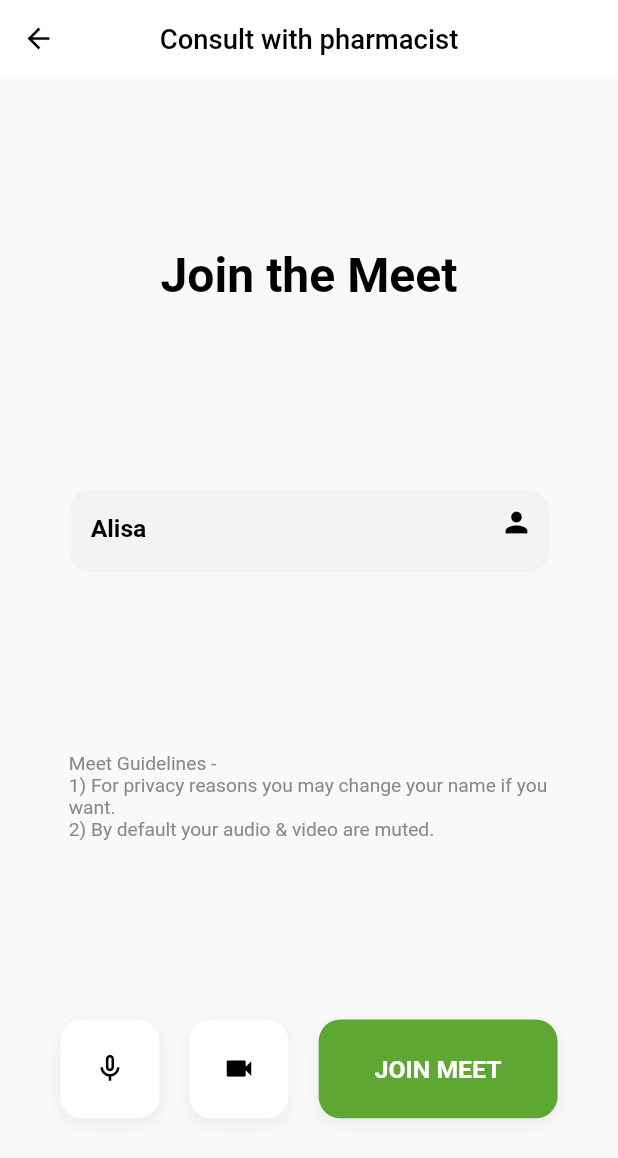
After one commit to alisa-uthi/haiya-client-flutter, a Flutter app: the ConsultationVideoScreen screen opened by its route, after a tap on the "mic off" icon, after a tap on the "videocam off" icon, after a tap on "JOIN MEET", on a phone screen of 412 x 824 dp. The commit adds this screen. Shown: the top 1158 px of the screen. Run offline on Flutter 3.47's test engine with Material 2 defaults, Android fonts, the phone set to English and light mode, and no system bars; our stand-ins replace cached_network_image, firebase_core, firebase_messaging, flutter_datetime_picker, flutter_local_notifications, flutter_rating_bar and 9 more; missing offline and left inert: enum_to_string, flutter_otp, flutter_polyline_points, flutter_search_bar, jitsi_meet; accounts and stored records are empty.

Commit message:
add jitsi config and consultation screen

```diff
--- a/lib/routes.dart
+++ b/lib/routes.dart
@@ -7,6 +7,7 @@ import 'screens/cart/cart_screen.dart';
 import 'screens/checkout_order/checkout_order_screen.dart';
 import 'screens/checkout_success/checkout_success_screen.dart';
 import 'screens/congenital_form/congenital_form_screen.dart';
+import 'screens/consultation/consultation_video_screen.dart';
 import 'screens/customer_service/customer_service_screen.dart';
 import 'screens/delivery_tracking/delivery_tracking_screen.dart';
 import 'screens/drug_allery_form/drug_allergy_form_screen.dart';
@@ -85,6 +86,7 @@ final Map<String, WidgetBuilder> routes = {
       RatePharmacyScreen(pharmacyName: ''),
   MyOrdersScreen.routeName: (context) => MyOrdersScreen(),
   NotificationScreen.routeName: (context) => NotificationScreen(),
+  ConsultationVideoScreen.routeName: (context) => ConsultationVideoScreen(),
   PharmacyAddressMapsScreen.routeName: (context) => PharmacyAddressMapsScreen(
         pharmacyName: '',
         address: new Address(
--- /dev/null
+++ b/lib/screens/consultation/consultation_video_screen.dart
@@ -0,0 +1,346 @@
+import 'dart:io';
+
+import 'package:flutter/material.dart';
+import 'package:flutter/services.dart';
+import 'package:haiya_client/constants.dart';
+import 'package:jitsi_meet/feature_flag/feature_flag.dart';
+import 'package:jitsi_meet/jitsi_meet.dart';
+import 'package:jitsi_meet/room_name_constraint.dart';
+import 'package:jitsi_meet/room_name_constraint_type.dart';
+
+class ConsultationVideoScreen extends StatefulWidget {
+  static final routeName = '/consultation';
+  const ConsultationVideoScreen({Key? key}) : super(key: key);
+
+  @override
+  _ConsultationVideoScreenState createState() =>
+      _ConsultationVideoScreenState();
+}
+
+class _ConsultationVideoScreenState extends State<ConsultationVideoScreen> {
+  // You can use these to add more control over the meet
+  String serverText = "";
+  String roomText = "demoroom";
+  String subjectText = "Meeting";
+  String nameText = "Alisa";
+  String emailText = "email@gmail.com";
+
+  // Self-explainable bools
+  var isAudioOnly = true;
+  var isAudioMuted = true;
+  var isVideoMuted = true;
+
+  @override
+  void initState() {
+    super.initState();
+    // Adding a Listener
+    JitsiMeet.addListener(JitsiMeetingListener(
+        onConferenceWillJoin: _onConferenceWillJoin,
+        onConferenceJoined: _onConferenceJoined,
+        onConferenceTerminated: _onConferenceTerminated,
+        onPictureInPictureWillEnter: _onPictureInPictureWillEnter,
+        onPictureInPictureTerminated: _onPictureInPictureTerminated,
+        onError: _onError));
+  }
+
+  @override
+  void dispose() {
+    super.dispose();
+    JitsiMeet.removeAllListeners();
+  }
+
+  @override
+  Widget build(BuildContext context) {
+    return Scaffold(
+      extendBodyBehindAppBar: true,
+      appBar: AppBar(
+        title: Text(
+          "Consult with pharmacist",
+          style: TextStyle(color: Colors.black),
+          overflow: TextOverflow.ellipsis,
+        ),
+        centerTitle: true,
+      ),
+      body: SingleChildScrollView(
+        child: Container(
+          height: MediaQuery.of(context).size.height,
+          width: MediaQuery.of(context).size.width,
+          child: Column(
+            children: <Widget>[
+              const Spacer(flex: 80),
+              Container(
+                child: Text(
+                  "Join the Meet",
+                  style: TextStyle(
+                    fontWeight: FontWeight.w700,
+                    fontSize: 35,
+                    color: Colors.black,
+                  ),
+                  textAlign: TextAlign.center,
+                ),
+                margin: EdgeInsets.fromLTRB(32, 0, 32, 0),
+              ),
+              const Spacer(flex: 60),
+              Container(
+                width: 350,
+                height: 60,
+                decoration: BoxDecoration(
+                  color: Color(0xfff3f3f3),
+                  borderRadius: BorderRadius.circular(16),
+                ),
+                child: TextFormField(
+                  initialValue: nameText,
+                  maxLines: 1,
+                  onChanged: (value) {
+                    setState(() => nameText = value);
+                  },
+                  keyboardType: TextInputType.name,
+                  textCapitalization: TextCapitalization.words,
+                  textAlignVertical: TextAlignVertical.center,
+                  textAlign: TextAlign.left,
+                  style: TextStyle(
+                    fontWeight: FontWeight.w600,
+                    fontSize: 18,
+                    color: Colors.black,
+                  ),
+                  decoration: InputDecoration(
+                    border: InputBorder.none,
+                    contentPadding: EdgeInsets.fromLTRB(16, 8, 0, 0),
+                    errorBorder: InputBorder.none,
+                    enabledBorder: InputBorder.none,
+                    focusedBorder: InputBorder.none,
+                    disabledBorder: InputBorder.none,
+                    suffixIcon: Icon(Icons.person, color: Colors.black),
+                    hintText: "Your Name",
+                  ),
+                ),
+              ),
+              const Spacer(flex: 58),
+              Container(
+                width: 350,
+                child: Text(
+                  "Meet Guidelines -\n1) For privacy reasons you may change your name if you want.\n2) By default your audio & video are muted.",
+                  style: TextStyle(
+                    fontSize: 14,
+                    color: Color(0xff898989),
+                  ),
+                ),
+              ),
+              const Spacer(flex: 58),
+              Row(
+                children: [
+                  const Spacer(flex: 32),
+                  GestureDetector(
+                    onTap: () {
+                      _onAudioMutedChanged(!isAudioMuted);
+                    },
+                    child: AnimatedContainer(
+                      duration: Duration(milliseconds: 300),
+                      decoration: BoxDecoration(
+                          color:
+                              isAudioMuted ? kPrimaryColor : Color(0xffffffff),
+                          borderRadius: BorderRadius.circular(16),
+                          boxShadow: [
+                            BoxShadow(
+                                blurRadius: 10,
+                                color: Colors.black.withOpacity(0.06),
+                                offset: Offset(0, 4)),
+                          ]),
+                      width: 72,
+                      height: 72,
+                      child: Icon(
+                        isAudioMuted
+                            ? Icons.mic_off_sharp
+                            : Icons.mic_none_sharp,
+                        color: isAudioMuted ? Colors.white : Colors.black,
+                      ),
+                    ),
+                  ),
+                  const Spacer(flex: 16),
+                  GestureDetector(
+                    onTap: () {
+                      _onVideoMutedChanged(!isVideoMuted);
+                    },
+                    child: AnimatedContainer(
+                      duration: Duration(milliseconds: 300),
+                      decoration: BoxDecoration(
+                          color:
+                              isVideoMuted ? kPrimaryColor : Color(0xffffffff),
+                          borderRadius: BorderRadius.circular(16),
+                          boxShadow: [
+                            BoxShadow(
+                                blurRadius: 10,
+                                color: Colors.black.withOpacity(0.06),
+                                offset: Offset(0, 4)),
+                          ]),
+                      width: 72,
+                      height: 72,
+                      child: Icon(
+                        isVideoMuted
+                            ? Icons.videocam_off_sharp
+                            : Icons.videocam,
+                        color: isVideoMuted ? Colors.white : Colors.black,
+                      ),
+                    ),
+                  ),
+                  const Spacer(flex: 16),
+                  GestureDetector(
+                    onTap: () {
+                      _joinMeeting(); // Join meet on tap
+                    },
+                    child: AnimatedContainer(
+                        duration: Duration(milliseconds: 300),
+                        decoration: BoxDecoration(
+                            color: kSuccessColor,
+                            borderRadius: BorderRadius.circular(16),
+                            boxShadow: [
+                              BoxShadow(
+                                  blurRadius: 10,
+                                  color: Colors.black.withOpacity(0.06),
+                                  offset: Offset(0, 4)),
+                            ]),
+                        width: 174,
+                        height: 72,
+                        child: Center(
+                          child: Text(
+                            "JOIN MEET",
+                            style: TextStyle(
+                              fontWeight: FontWeight.w600,
+                              fontSize: 18,
+                              color: Colors.white,
+                            ),
+                            textAlign: TextAlign.center,
+                          ),
+                        )),
+                  ),
+                  const Spacer(flex: 32),
+                ],
+              ),
+              const Spacer(flex: 38),
+            ],
+          ),
+        ),
+      ),
+    );
+  }
+// Can use this, to add one more button which makes the meet Audio only.
+  // _onAudioOnlyChanged(bool? value) {
+  //   setState(() {
+  //     isAudioOnly = value!;
+  //   });
+  // }
+
+  _onAudioMutedChanged(bool? value) {
+    setState(() {
+      isAudioMuted = value!;
+    });
+  }
+
+  _onVideoMutedChanged(bool? value) {
+    setState(() {
+      isVideoMuted = value!;
+    });
+  }
+
+// Defining Join meeting function
+  _joinMeeting() async {
+    // Using default serverUrl that is https://meet.jit.si/
+    String? serverUrl = (serverText.trim().isEmpty ? null : serverText);
+
+    try {
+      // Enable or disable any feature flag here
+      // If feature flag are not provided, default values will be used
+      // Full list of feature flags (and defaults) available in the README
+      Map<FeatureFlagEnum, bool> featureFlags = {
+        FeatureFlagEnum.WELCOME_PAGE_ENABLED: false,
+      };
+      // Here is an example, disabling features for each platform
+      if (Platform.isAndroid) {
+        // Disable ConnectionService usage on Android to avoid issues (see README)
+        featureFlags[FeatureFlagEnum.CALL_INTEGRATION_ENABLED] = false;
+      } else if (Platform.isIOS) {
+        // Disable PIP on iOS as it looks weird
+        featureFlags[FeatureFlagEnum.PIP_ENABLED] = false;
+      }
+
+      //uncomment to modify video resolution
+      //featureFlag.resolution = FeatureFlagVideoResolution.MD_RESOLUTION;
+
+      // Define meetings options here
+      var options = JitsiMeetingOptions(room: roomText)
+        ..serverURL = serverUrl
+        ..subject = subjectText
+        ..userDisplayName = nameText
+        ..userEmail = emailText
+        ..audioOnly = isAudioOnly
+        ..audioMuted = isAudioMuted
+        ..videoMuted = isVideoMuted
+        ..featureFlags.addAll(featureFlags);
+
+      debugPrint("JitsiMeetingOptions: $options");
+      // Joining meet
+      await JitsiMeet.joinMeeting(
+        options,
+        listener: JitsiMeetingListener(
+            onConferenceWillJoin: (Map<dynamic, dynamic> message) {
+          debugPrint("${options.room} will join with message: $message");
+        }, onConferenceJoined: (Map<dynamic, dynamic> message) {
+          debugPrint("${options.room} joined with message: $message");
+        }, onConferenceTerminated: (Map<dynamic, dynamic> message) {
+          debugPrint("${options.room} terminated with message: $message");
+        }, onPictureInPictureWillEnter: (Map<dynamic, dynamic> message) {
+          debugPrint("${options.room} entered PIP mode with message: $message");
+        }, onPictureInPictureTerminated: (Map<dynamic, dynamic> message) {
+          debugPrint("${options.room} exited PIP mode with message: $message");
+        }),
+        // by default, plugin default constraints are used
+        //roomNameConstraints: new Map(), // to disable all constraints
+        //roomNameConstraints: customContraints, // to use your own constraint(s)
+      );
+      // I added a 50 minutes time limit, you can remove it if you want.
+      Future.delayed(const Duration(minutes: 50))
+          .then((value) => JitsiMeet.closeMeeting());
+    } catch (error) {
+      debugPrint("error: $error");
+    }
+  }
+
+// Define your own constraints
+  static final Map<RoomNameConstraintType, RoomNameConstraint>
+      customContraints = {
+    RoomNameConstraintType.MAX_LENGTH: new RoomNameConstraint((value) {
+      return value.trim().length <= 50;
+    }, "Maximum room name length should be 30."),
+    RoomNameConstraintType.FORBIDDEN_CHARS: new RoomNameConstraint((value) {
+      return RegExp(r"[$€£]+", caseSensitive: false, multiLine: false)
+              .hasMatch(value) ==
+          false;
+    }, "Currencies characters aren't allowed in room names."),
+  };
+
+  void _onConferenceWillJoin(Map<dynamic, dynamic> message) {
+    debugPrint("_onConferenceWillJoin broadcasted with message: $message");
+  }
+
+  void _onConferenceJoined(Map<dynamic, dynamic> message) {
+    debugPrint("_onConferenceJoined broadcasted with message: $message");
+  }
+
+  void _onConferenceTerminated(Map<dynamic, dynamic> message) {
+    debugPrint("_onConferenceTerminated broadcasted with message: $message");
+  }
+
+  void _onPictureInPictureWillEnter(Map<dynamic, dynamic> message) {
+    debugPrint(
+        "_onPictureInPictureWillEnter broadcasted with message: $message");
+  }
+
+  void _onPictureInPictureTerminated(Map<dynamic, dynamic> message) {
+    debugPrint(
+        "_onPictureInPictureTerminated broadcasted with message: $message");
+  }
+
+  _onError(error) {
+    debugPrint("_onError broadcasted: $error");
+  }
+}
--- a/lib/screens/product_list/product_list_screen.dart
+++ b/lib/screens/product_list/product_list_screen.dart
@@ -1,11 +1,13 @@
 import 'package:flutter/material.dart';
 import 'package:flutter_search_bar/flutter_search_bar.dart';
 import 'package:haiya_client/constants.dart';
+import 'package:haiya_client/screens/consultation/consultation_video_screen.dart';
 import 'package:haiya_client/shared/models/category.dart';
 import 'package:haiya_client/shared/models/pharmacy.dart';
 import 'package:haiya_client/shared/models/product.dart';
 import 'package:haiya_client/shared/services/inventory_service.dart';
 import 'package:haiya_client/shared/widgets/bottom_navigator_bar.dart';
+import 'package:haiya_client/shared/widgets/custom_btn.dart';
 import 'package:haiya_client/shared/widgets/loader.dart';
 import 'package:haiya_client/shared/widgets/product_list.dart';
 
@@ -124,11 +126,50 @@ class _ProductListScreenState extends State<ProductListScreen> {
           ? SafeArea(
               child: SingleChildScrollView(
                 child: Column(
+                  crossAxisAlignment: CrossAxisAlignment.center,
                   children: [
                     HeaderSection(
                       category: widget.category,
                       pharmacyId: widget.pharmacyId,
                       pharmacyName: widget.pharmacyName,
+                    ),
+                    SizedBox(height: kDefaultPadding / 1.5),
+                    GestureDetector(
+                      onTap: () => Navigator.push(
+                        context,
+                        PageRouteBuilder(
+                          pageBuilder: (context, animation1, animation2) =>
+                              ConsultationVideoScreen(),
+                          transitionDuration: Duration(seconds: 0),
+                        ),
+                      ),
+                      child: Container(
+                        height: 40,
+                        width: MediaQuery.of(context).size.width / 1.5,
+                        decoration: BoxDecoration(
+                          color: kSuccessColor,
+                          borderRadius: BorderRadius.circular(20),
+                        ),
+                        child: Row(
+                          mainAxisAlignment: MainAxisAlignment.center,
+                          children: [
+                            Icon(
+                              Icons.chat_bubble_rounded,
+                              size: 20,
+                              color: Colors.white,
+                            ),
+                            SizedBox(width: 10),
+                            Text(
+                              "Consult with pharmacist",
+                              style: TextStyle(
+                                color: Colors.white,
+                                fontSize: 16,
+                                fontWeight: FontWeight.w600,
+                              ),
+                            ),
+                          ],
+                        ),
+                      ),
                     ),
                     Container(
                       padding: const EdgeInsets.all(kDefaultPadding),
--- a/lib/screens/product_list/widgets/header_section.dart
+++ b/lib/screens/product_list/widgets/header_section.dart
@@ -36,8 +36,6 @@ class HeaderSection extends StatelessWidget {
             pharmacyId: pharmacyId,
             pharmacyName: pharmacyName,
           ),
-          // SizedBox(height: kDefaultPadding / 2),
-          // FilterSection(), TODO: Implement filter
         ],
       ),
     );
--- a/lib/shared/services/inventory_service.dart
+++ b/lib/shared/services/inventory_service.dart
@@ -111,19 +111,26 @@ class InventoryService {
   }
 
   Future<void> getAllProductCategories() async {
-    // Call Api
-    var response = await http.get(
-      Uri.parse('${basedUri}/category'),
-      headers: requestHeaders,
-    );
+    // // Call Api
+    // var response = await http.get(
+    //   Uri.parse('${basedUri}/category'),
+    //   headers: requestHeaders,
+    // );
 
-    // Handle response
-    if (response.statusCode == 200) {
-      Map<String, dynamic> body = jsonDecode(response.body);
-      allCategories = body['data']
-          .map<Category>((json) => Category.fromJson(json))
-          .toList();
-    }
+    // // Handle response
+    // if (response.statusCode == 200) {
+    //   Map<String, dynamic> body = jsonDecode(response.body);
+    //   allCategories = body['data']
+    //       .map<Category>((json) => Category.fromJson(json))
+    //       .toList();
+    // }
+
+    allCategories = [
+      Category(id: 1, name: "Drug"),
+      Category(id: 2, name: "Supplementary"),
+      Category(id: 3, name: "Medical Equipment"),
+      Category(id: 4, name: "Cosmeceutical"),
+    ];
   }
 
   Future<List<Product>> getProductByCategory(int categoryId) async {
--- a/pubspec.yaml
+++ b/pubspec.yaml
@@ -56,6 +56,7 @@ dependencies:
   flutter_local_notifications: ^8.2.0
   flutter_slidable: ^0.6.0
   im_stepper: ^0.1.3
+  jitsi_meet: ^4.0.0
 
 dev_dependencies:
   flutter_test:
```
Also changed, not shown: pubspec.lock, 3 other files.
